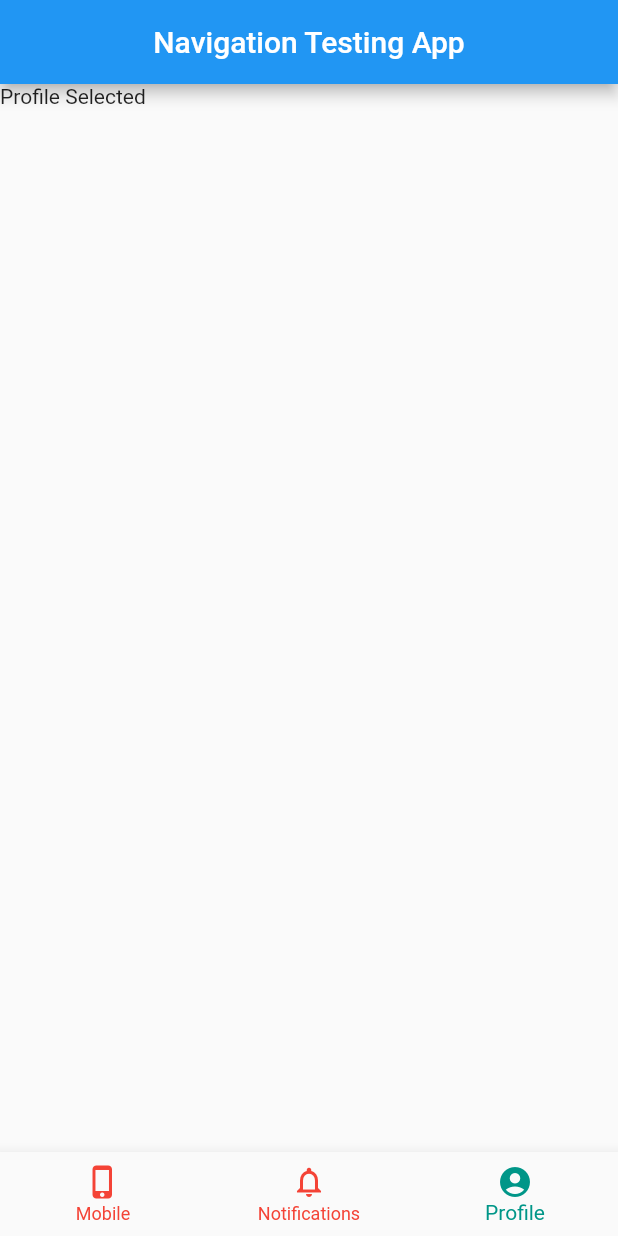
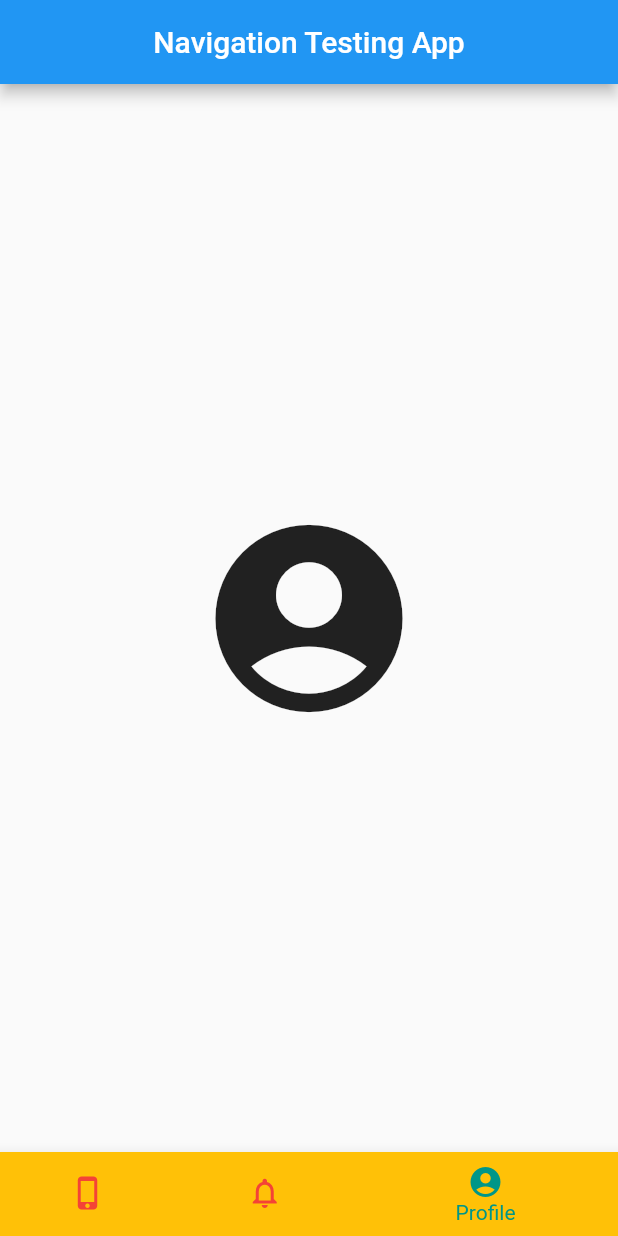
Before and after one commit to AasharWahla/FlutterNavigationBar, a Flutter app: the screen it shows after launch, item 3 of the bottom bar chosen, on a phone screen of 412 x 824 dp. Run offline on Flutter 3.47's test engine with Material 2 defaults, Android fonts, the phone set to English and light mode, and no system bars.

Commit message:
Displays the bottom navigation bar with functionality. and type shifting

```diff
--- a/lib/navigation_screen.dart
+++ b/lib/navigation_screen.dart
@@ -21,7 +21,7 @@ class _NavigationScreenState extends State<NavigationScreen> {
     ScreenOne(),
     ScreenTwo(),
     Container(
-      child: Text('Profile Selected'),
+        child: Center(child: Icon(Icons.account_circle, size: 150,)),
     )
   ];
 
@@ -33,13 +33,15 @@ class _NavigationScreenState extends State<NavigationScreen> {
       ),
       body: _screens[selectedBarItem],
       bottomNavigationBar: BottomNavigationBar(
+          backgroundColor: Colors.amber,
           selectedItemColor: Colors.teal,
           unselectedItemColor: Colors.red,
           currentIndex: selectedBarItem,
+          type: BottomNavigationBarType.shifting,
           items:  [
-            BottomNavigationBarItem(icon: Icon(Icons.phone_iphone), title: Text('Mobile'),),
-            BottomNavigationBarItem(icon: Icon(Icons.notifications_none), title: Text('Notifications'),),
-            BottomNavigationBarItem(icon: Icon(Icons.account_circle), title: Text('Profile')),
+            BottomNavigationBarItem(icon: Icon(Icons.phone_iphone), title: Text('Mobile'), backgroundColor: Colors.amber),
+            BottomNavigationBarItem(icon: Icon(Icons.notifications_none), title: Text('Notifications'), backgroundColor: Colors.amber),
+            BottomNavigationBarItem(icon: Icon(Icons.account_circle), title: Text('Profile'),  backgroundColor: Colors.amber),
           ],
           onTap: barTap,
       ),
--- a/lib/widgets/screen_one.dart
+++ b/lib/widgets/screen_one.dart
@@ -5,7 +5,7 @@ class ScreenOne extends StatelessWidget {
   Widget build(BuildContext context) {
     return Container(
 
-      child: Text('Screen One'),
+      child: Center(child: Icon(Icons.looks_one, size: 150,)),
 
     );
   }
--- a/lib/widgets/screen_two.dart
+++ b/lib/widgets/screen_two.dart
@@ -5,7 +5,7 @@ class ScreenTwo extends StatelessWidget {
   Widget build(BuildContext context) {
     return Container(
 
-      child: Text('Screen Two'),
+      child: Center(child: Icon(Icons.looks_two, size: 150,)),
 
     );
   }
```
